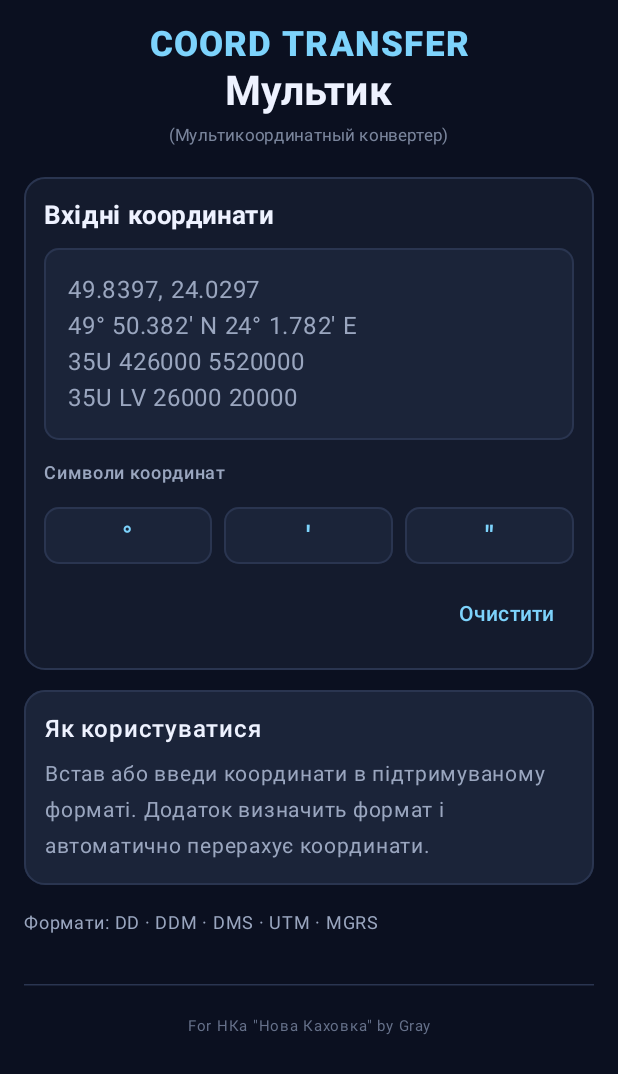
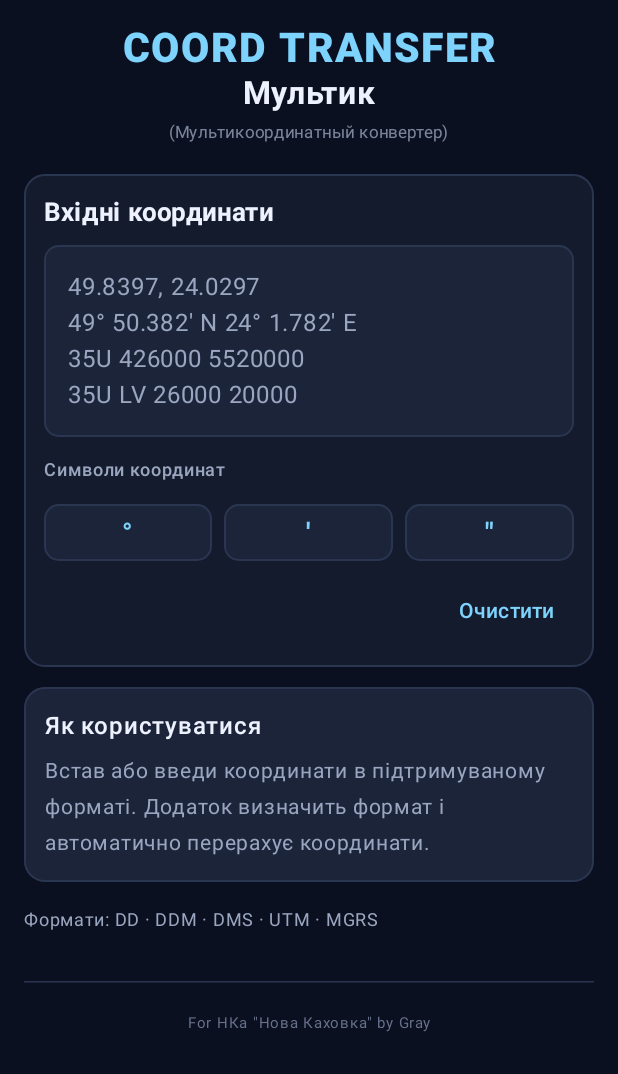
Before and after one commit to KostenkoGray/Coord-transfer, an Android app built with Jetpack Compose: the screen it shows after launch (MainActivity), on a phone screen of 412 x 824 dp. Shown: the top 1074 px of the screen. Run offline under Robolectric (Android 15) with nearby library versions, the phone set to English and light mode, and no system bars.

Commit message:
Emphasize English app title in header

```diff
--- a/app/src/main/java/com/gray/coordtransfer/MainActivity.kt
+++ b/app/src/main/java/com/gray/coordtransfer/MainActivity.kt
@@ -144,14 +144,14 @@ private fun CoordinateConverterScreen() {
                 Text(
                     text = "COORD TRANSFER",
                     color = AccentColor,
-                    fontSize = 23.sp,
+                    fontSize = 27.sp,
                     fontWeight = FontWeight.ExtraBold,
                     letterSpacing = 1.4.sp
                 )
                 Text(
                     text = "Мультик",
                     color = TextColor,
-                    fontSize = 27.sp,
+                    fontSize = 21.sp,
                     fontWeight = FontWeight.Bold
                 )
                 Text(
```
